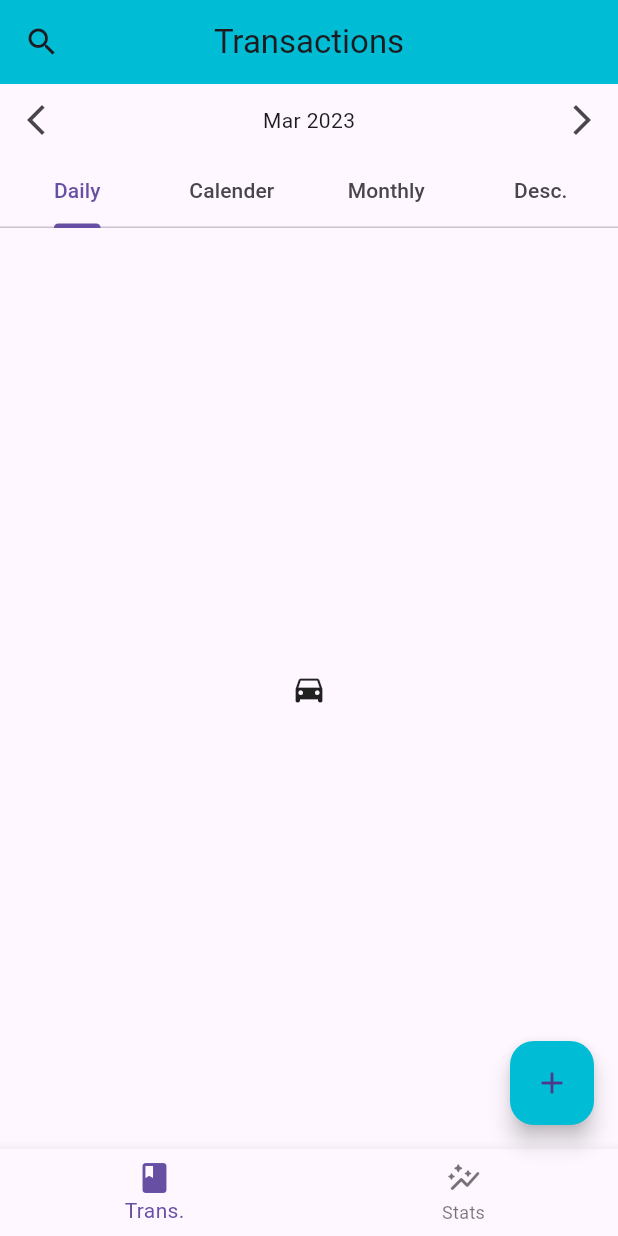
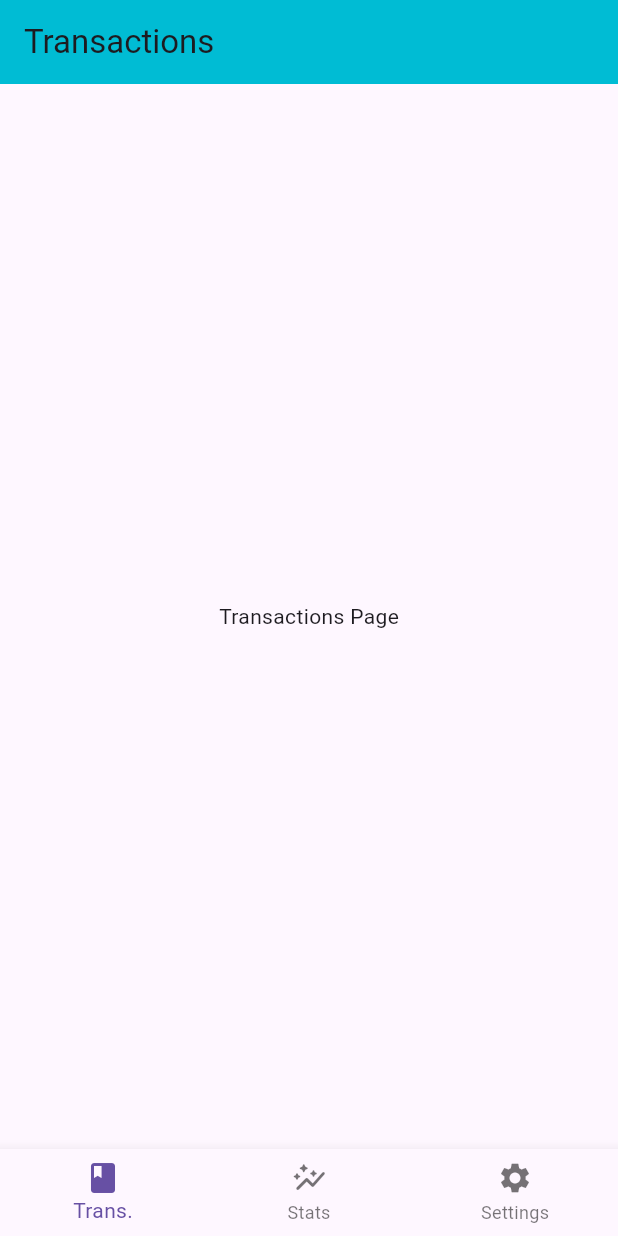
Before and after one commit to OscarLow02/SmartFinTrack, a Flutter app: the screen it shows after launch, on a phone screen of 412 x 824 dp. Run offline on Flutter 3.47's test engine with Material 3 defaults, Android fonts, the light colour scheme and no system bars.

Commit message:
Update UI Design for Statistics Screen

```diff
--- a/lib/main.dart
+++ b/lib/main.dart
@@ -1,73 +1,48 @@
 import 'package:flutter/material.dart';
+import 'package:smart_fintrack/screens/statistics/stats_main.dart';
 
 void main() {
   runApp(MyApp());
 }
 
 class MyApp extends StatelessWidget {
-  const MyApp({super.key});
+  @override
+  Widget build(BuildContext context) {
+    return MaterialApp(
+      home: HomePage(),
+    );
+  }
+}
+
+class HomePage extends StatefulWidget {
+  @override
+  _HomePageState createState() => _HomePageState();
+}
+
+class _HomePageState extends State<HomePage> {
+  int _selectedIndex = 0; // 0 = Transactions, 1 = Stats
+
+  final List<Widget> _pages = [
+    TransactionsPage(),
+    StatsPage(),
+    SettingsPage(),
+  ];
+
+  void _onItemTapped(int index) {
+    if (_selectedIndex == index) return; // Prevent unnecessary reload
+
+    setState(() {
+      _selectedIndex = index; // Change the displayed page
+    });
+  }
 
   @override
   Widget build(BuildContext context) {
-    return MaterialApp(
-      home: DefaultTabController(
-        length: 4,
-        child: Scaffold(
-          appBar: AppBar(
-            title: Text("Transactions"),
-            centerTitle: true,
-            backgroundColor: Colors.cyan,
-            leading: IconButton(
-              onPressed: () {},
-              icon: Icon(Icons.search),
-            ),
-          ),
-          body: Column(
-            mainAxisSize: MainAxisSize
-                .min, // Prevents Column from taking unnecessary space
-            children: [
-              Row(
-                mainAxisAlignment: MainAxisAlignment.spaceBetween,
-                children: [
-                  IconButton(
-                    onPressed: () {},
-                    icon: Icon(Icons.arrow_back_ios_new_outlined),
-                  ),
-                  Text("Mar 2023"),
-                  IconButton(
-                    onPressed: () {},
-                    icon: Icon(Icons.arrow_forward_ios_outlined),
-                  ),
-                ],
-              ),
-              TabBar(
-                tabs: [
-                  Tab(text: "Daily"),
-                  Tab(text: "Calender"),
-                  Tab(text: "Monthly"),
-                  Tab(text: "Desc."),
-                ],
-              ),
-              Expanded(
-                child: TabBarView(
-                  children: [
-                    Icon(Icons.directions_car),
-                    Icon(Icons.directions_transit),
-                    Icon(Icons.directions_bike),
-                    Icon(Icons.directions_bike),
-                  ],
-                ),
-              ),
-            ],
-          ),
-          floatingActionButton: FloatingActionButton(
-            backgroundColor: Colors.cyan,
-            child: Icon(Icons.add),
-            onPressed: () {},
-          ),
+    return Scaffold(
+      body: _pages[_selectedIndex], // Display the selected page
       bottomNavigationBar: BottomNavigationBar(
-            currentIndex: 0,
-            onTap: (index) {},
+        currentIndex: _selectedIndex,
+        onTap: _onItemTapped,
         items: const [
           BottomNavigationBarItem(
             icon: Icon(Icons.book),
@@ -77,10 +52,33 @@
             icon: Icon(Icons.auto_graph_rounded),
             label: "Stats",
           ),
+          BottomNavigationBarItem(
+            icon: Icon(Icons.settings),
+            label: "Settings",
+          ),
         ],
-          ),
-        ),
       ),
     );
   }
 }
+
+// 🟢 Dummy Transactions Page (Replace with real implementation)
+class TransactionsPage extends StatelessWidget {
+  @override
+  Widget build(BuildContext context) {
+    return Scaffold(
+      appBar: AppBar(title: Text("Transactions"), backgroundColor: Colors.cyan),
+      body: Center(child: Text("Transactions Page")),
+    );
+  }
+}
+
+class SettingsPage extends StatelessWidget {
+  @override
+  Widget build(BuildContext context) {
+    return Scaffold(
+      appBar: AppBar(title: Text("Settings"), backgroundColor: Colors.cyan),
+      body: Center(child: Text("Settings Page")),
+    );
+  }
+}
```
Also changed, not shown: lib/screens/statistics/stats_category_details.dart (added, +19 -0 lines), lib/screens/statistics/stats_expenses.dart (added, +35 -0 lines), lib/screens/statistics/stats_income.dart (added, +43 -0 lines), lib/screens/statistics/stats_main.dart (added, +167 -0 lines), lib/screens/statistics/expenses_chart.dart (deleted), lib/screens/statistics/income_chart.dart (deleted). Lines whose indentation alone changed are shown as unchanged.
